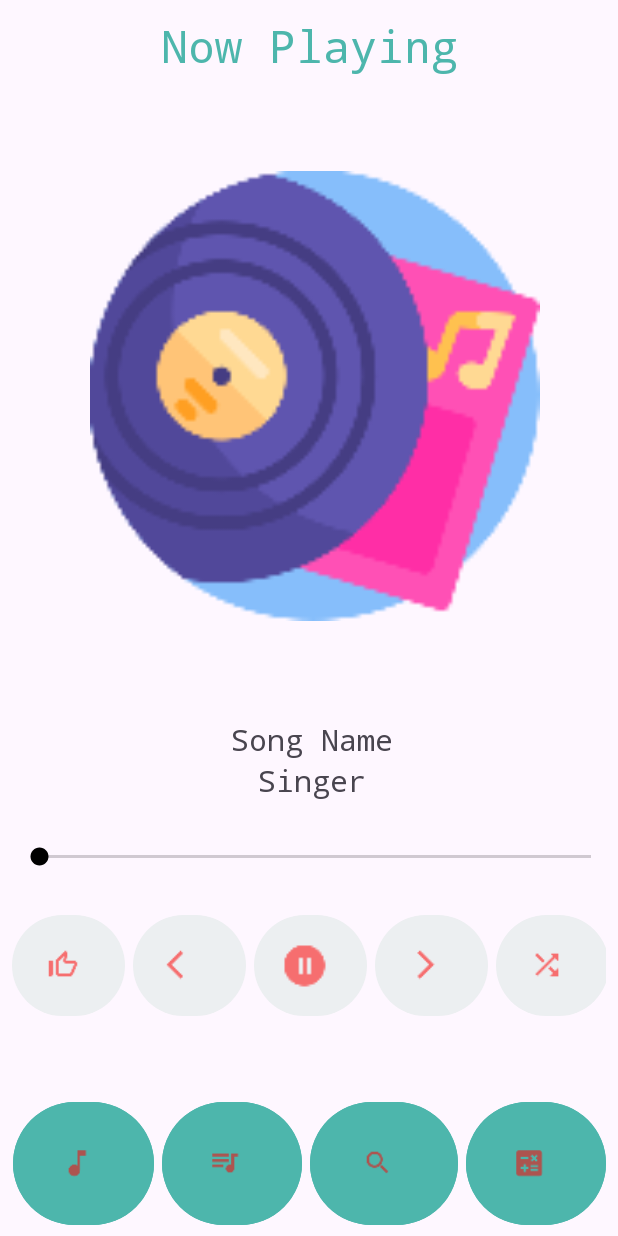
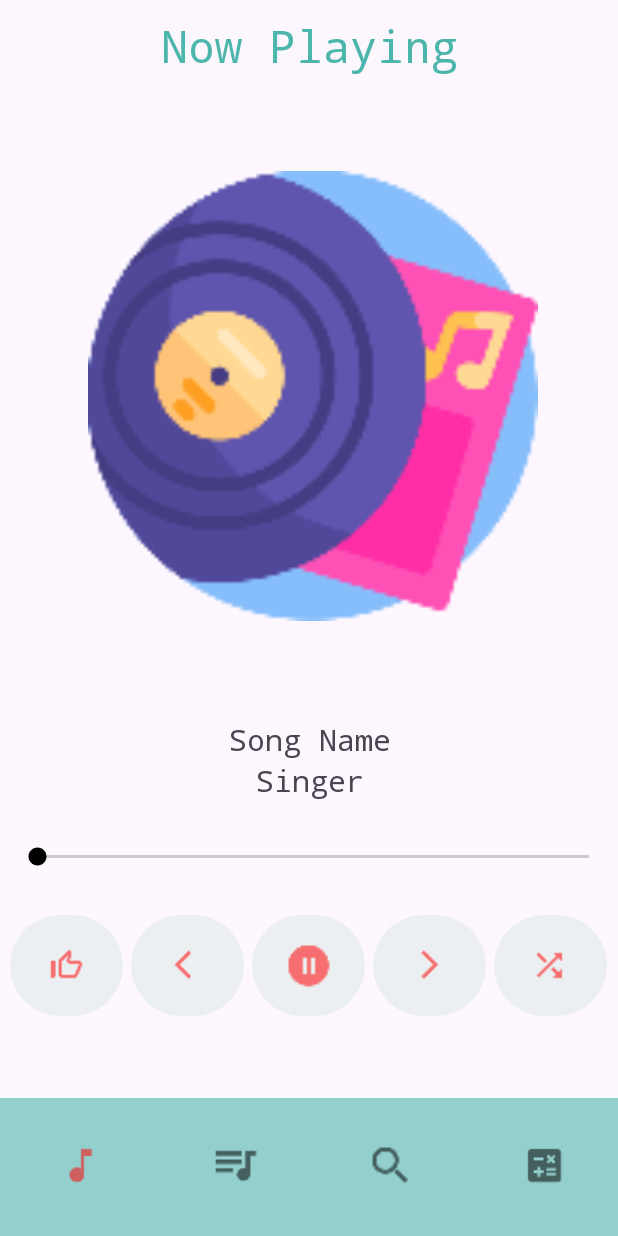
Before and after one commit to pragathees8027/music-player, an Android app: the MainPlay screen opened directly, with no data from a screen before it, on a phone screen of 412 x 824 dp. Run offline under Robolectric (Android 15) with nearby library versions, the phone set to English and light mode, and no system bars.

Commit message:
change ui colors

```diff
--- a/app/src/main/res/layout/activity_mainplay.xml
+++ b/app/src/main/res/layout/activity_mainplay.xml
@@ -11,8 +11,8 @@
     <TextView
         android:id="@+id/home"
         android:layout_width="match_parent"
-        android:layout_height="60dp"
-        android:layout_marginBottom="12dp"
+        android:layout_height="60sp"
+        android:layout_marginBottom="12sp"
         android:fontFamily="monospace"
         android:padding="10sp"
         android:text="Now Playing"
@@ -27,14 +27,14 @@
     <GridLayout
         android:id="@+id/gridLayout2"
         android:layout_width="wrap_content"
-        android:layout_height="569dp"
-        android:layout_marginTop="52dp"
+        android:layout_height="569sp"
+        android:layout_marginTop="52sp"
         android:columnCount="5"
+        android:paddingStart="5sp"
         android:gravity="center_horizontal"
-        android:paddingStart="15sp"
         android:rowCount="10"
-        app:layout_constraintEnd_toEndOf="@+id/gridLayout"
-        app:layout_constraintVertical_bias="0.0"
+        app:layout_constraintEnd_toEndOf="parent"
+        app:layout_constraintStart_toStartOf="parent"
         app:layout_constraintTop_toBottomOf="@id/home">
 
         <ImageView
@@ -57,7 +57,8 @@
             android:layout_column="0"
             app:icon="@drawable/ic_thumb_up_off_alt"
             app:iconGravity="textStart"
-            app:iconSize="45sp"
+            app:iconPadding="0dp"
+            app:iconSize="50sp"
             app:iconTint="#f00" />
 
         <com.google.android.material.button.MaterialButton
@@ -70,6 +71,7 @@
             android:textColor="@color/white"
             app:icon="@drawable/ic_arrow_back_ios"
             app:iconGravity="textStart"
+            app:iconPadding="-5dp"
             app:iconSize="45sp"
             app:iconTint="#f00" />
 
@@ -83,6 +85,7 @@
             android:textColor="@color/white"
             app:icon="@drawable/ic_pause_circle_filled"
             app:iconGravity="textStart"
+            app:iconPadding="0dp"
             app:iconSize="65sp"
             app:iconTint="#f00" />
 
@@ -96,6 +99,7 @@
             android:textColor="@color/white"
             app:icon="@drawable/ic_arrow_forward_ios"
             app:iconGravity="textStart"
+            app:iconPadding="0dp"
             app:iconSize="45sp"
             app:iconTint="#f00" />
 
@@ -109,7 +113,8 @@
             android:textColor="@color/white"
             app:icon="@drawable/ic_shuffle"
             app:iconGravity="textStart"
-            app:iconSize="45sp"
+            app:iconPadding="2dp"
+            app:iconSize="50sp"
             app:iconTint="#f00" />
 
         <SeekBar
@@ -120,7 +125,7 @@
             android:layout_column="0"
             android:layout_columnSpan="5"
             android:layout_margin="2sp"
-            android:layout_marginBottom="20sp"/>
+            android:layout_marginBottom="20sp" />
 
         <TextView
             android:id="@+id/singerName"
@@ -129,11 +134,11 @@
             android:layout_row="7"
             android:layout_column="0"
             android:layout_columnSpan="5"
+            android:layout_marginBottom="20sp"
             android:fontFamily="monospace"
             android:text="Singer"
             android:textAlignment="center"
-            android:textSize="20sp"
-            android:layout_marginBottom="20sp"/>
+            android:textSize="20sp" />
 
         <TextView
             android:id="@+id/songName"
@@ -151,74 +156,84 @@
 
     <GridLayout
         android:id="@+id/gridLayout"
-        android:layout_width="395dp"
-        android:layout_height="92dp"
+        android:layout_width="match_parent"
+        android:layout_height="92sp"
+        android:background="@color/glass_teal"
         android:columnCount="4"
-        android:gravity="center_horizontal"
+        android:gravity="center"
         android:rowCount="2"
         app:layout_constraintBottom_toBottomOf="parent"
         app:layout_constraintEnd_toEndOf="parent"
         app:layout_constraintStart_toStartOf="parent"
         app:layout_constraintTop_toBottomOf="@+id/gridLayout2"
-        app:layout_constraintVertical_bias="0.939">
+        app:layout_constraintVertical_bias="1.0">
 
         <com.google.android.material.button.MaterialButton
             android:id="@+id/playing"
-            android:layout_width="wrap_content"
+            android:layout_width="90sp"
             android:layout_height="90sp"
             android:layout_row="1"
             android:layout_column="0"
             android:layout_columnWeight="1"
-            android:backgroundTint="@color/teal"
+            android:layout_marginStart="5sp"
+            android:backgroundTint="@color/glass"
+            app:cornerRadius="0sp"
             app:icon="@drawable/ic_music_note"
             app:iconGravity="textStart"
-            app:iconSize="35sp"
-            app:iconTint="#f00" />
+            app:iconPadding="0sp"
+            app:iconSize="45sp"
+            app:iconTint="#f00"
+            android:layout_marginBottom="1sp"/>
 
         <com.google.android.material.button.MaterialButton
             android:id="@+id/song"
-            android:layout_width="wrap_content"
+            android:layout_width="90sp"
             android:layout_height="90sp"
             android:layout_row="1"
             android:layout_column="1"
             android:layout_columnWeight="1"
             android:layout_marginStart="5sp"
-            android:backgroundTint="@color/teal"
-            android:textColor="@color/white"
+            android:backgroundTint="@color/glass"
             app:icon="@drawable/ic_queue_music"
             app:iconGravity="textStart"
-            app:iconSize="35sp"
-            app:iconTint="#f00" />
+            app:iconPadding="0sp"
+            app:iconSize="55sp"
+            app:iconTint="@color/black"
+            android:layout_marginBottom="1sp"/>
 
         <com.google.android.material.button.MaterialButton
             android:id="@+id/search"
-            android:layout_width="wrap_content"
+            android:layout_width="90sp"
             android:layout_height="90sp"
             android:layout_row="1"
             android:layout_column="2"
             android:layout_columnWeight="1"
             android:layout_marginStart="5sp"
-            android:backgroundTint="@color/teal"
+            android:backgroundTint="@color/glass"
             android:textColor="@color/white"
             app:icon="@drawable/ic_search"
             app:iconGravity="textStart"
-            app:iconSize="40sp"
-            app:iconTint="#f00" />
+            app:iconPadding="0sp"
+            app:iconSize="65sp"
+            app:iconTint="@color/black"
+            android:layout_marginBottom="1sp"/>
 
         <com.google.android.material.button.MaterialButton
             android:id="@+id/calculator"
-            android:layout_width="wrap_content"
+            android:layout_width="90sp"
             android:layout_height="90sp"
             android:layout_row="1"
             android:layout_column="3"
             android:layout_columnWeight="1"
             android:layout_marginStart="5sp"
-            android:backgroundTint="@color/teal"
+            android:backgroundTint="@color/glass"
             android:textColor="@color/white"
             app:icon="@drawable/ic_calculate"
             app:iconGravity="textStart"
-            app:iconSize="35sp"
-            app:iconTint="#f00" />
+            app:iconPadding="0sp"
+            app:iconSize="45sp"
+            app:iconTint="@color/black"
+            android:layout_marginBottom="1sp"/>
 
     </GridLayout>
 
--- a/app/src/main/res/values/colors.xml
+++ b/app/src/main/res/values/colors.xml
@@ -5,4 +5,6 @@
     <color name="red">#E53935</color>
     <color name="blue">#1976D2</color>
     <color name="teal">#4DB6AC</color>
+    <color name="glass_teal">#994DB6AC</color>
+    <color name="glass">#00000000</color>
 </resources>
```
Also changed, not shown: app/src/main/res/layout/activity_main.xml (+34 -32 lines).
